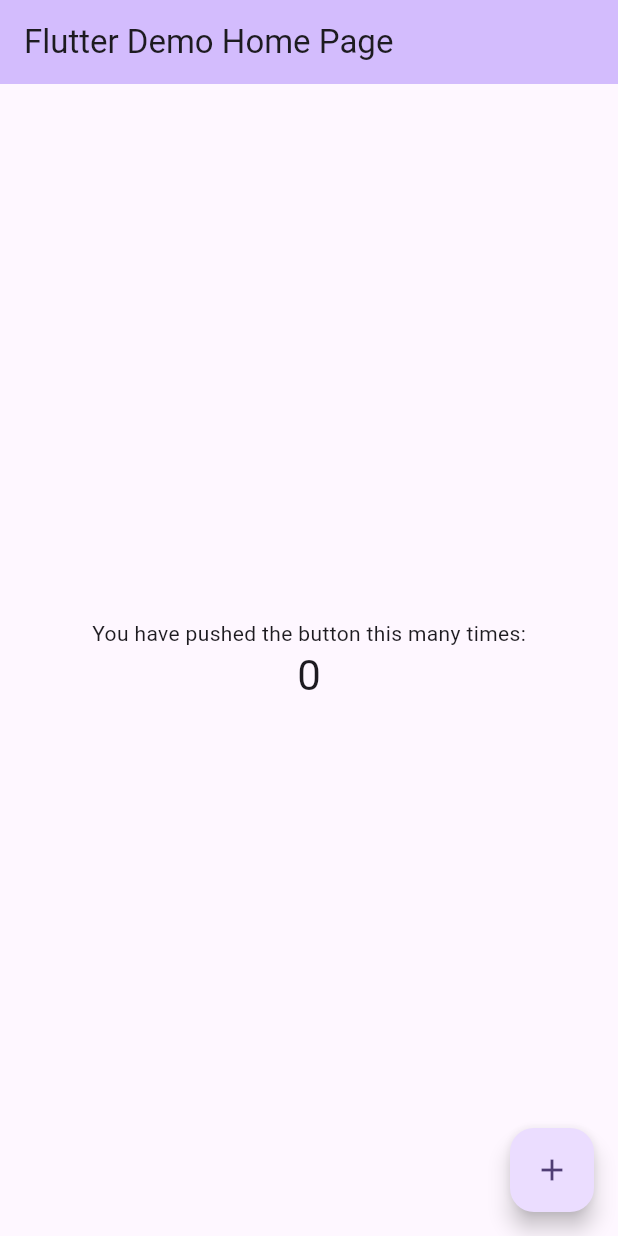
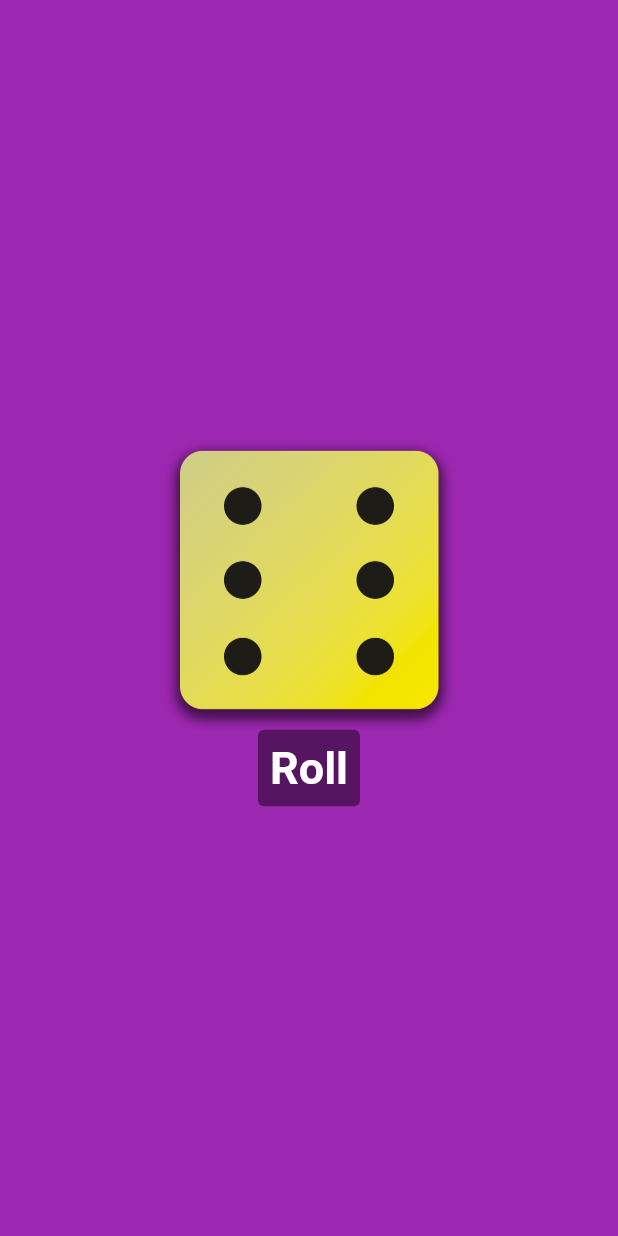
Before and after one commit to EY3D/FlutterDiceApp, a Flutter app: the screen it shows after launch, on a phone screen of 412 x 824 dp. Run offline on Flutter 3.47's test engine with Material 2 defaults, Android fonts, the phone set to English and light mode, and no system bars.

Commit message:
completed dice roll app
- learnt about stateful widgets

```diff
--- /dev/null
+++ b/lib/dice_container.dart
@@ -0,0 +1,16 @@
+import 'package:flutter/material.dart';
+import 'package:flutter_dice_app/dice_roller.dart';
+
+class DiceContainer extends StatelessWidget {
+  const DiceContainer({super.key});
+
+  @override
+  Widget build(context) {
+    return Container(
+      color: Colors.purple,
+      child: const Center(
+        child: DiceRoller(),
+      ),
+    );
+  }
+}
--- /dev/null
+++ b/lib/dice_roller.dart
@@ -0,0 +1,47 @@
+import 'package:flutter/material.dart';
+import 'dart:math';
+
+class DiceRoller extends StatefulWidget {
+  const DiceRoller({super.key});
+
+  @override
+  State<DiceRoller> createState() {
+    return _DiceRollerState();
+  }
+}
+
+class _DiceRollerState extends State<DiceRoller> {
+  var randomizer = Random();
+
+  var randomInt = 6;
+
+  void rollDice() {
+    //print('rollDice called');
+    setState(() {
+      randomInt = randomizer.nextInt(6) + 1;
+    });
+  }
+
+  @override
+  Widget build(context) {
+    return Column(
+      mainAxisSize: MainAxisSize.min,
+      children: [
+        Image.asset(
+          'assets/images/dice-$randomInt.png',
+          width: 200,
+        ),
+        TextButton(
+            onPressed: rollDice,
+            style: TextButton.styleFrom(
+              //padding: const EdgeInsets.only(top: 20),
+              foregroundColor: Colors.white,
+              backgroundColor: Colors.black45,
+              textStyle:
+                  const TextStyle(fontWeight: FontWeight.bold, fontSize: 30),
+            ),
+            child: const Text('Roll'))
+      ],
+    );
+  }
+}
--- a/lib/main.dart
+++ b/lib/main.dart
@@ -1,125 +1,10 @@
 import 'package:flutter/material.dart';
+import 'package:flutter_dice_app/dice_container.dart';
 
 void main() {
-  runApp(const MyApp());
+  runApp(
+    MaterialApp(
+      home: Scaffold(body: DiceContainer()),
+    ),
+  );
 }
-
-class MyApp extends StatelessWidget {
-  const MyApp({super.key});
-
-  // This widget is the root of your application.
-  @override
-  Widget build(BuildContext context) {
-    return MaterialApp(
-      title: 'Flutter Demo',
-      theme: ThemeData(
-        // This is the theme of your application.
-        //
-        // TRY THIS: Try running your application with "flutter run". You'll see
-        // the application has a blue toolbar. Then, without quitting the app,
-        // try changing the seedColor in the colorScheme below to Colors.green
-        // and then invoke "hot reload" (save your changes or press the "hot
-        // reload" button in a Flutter-supported IDE, or press "r" if you used
-        // the command line to start the app).
-        //
-        // Notice that the counter didn't reset back to zero; the application
-        // state is not lost during the reload. To reset the state, use hot
-        // restart instead.
-        //
-        // This works for code too, not just values: Most code changes can be
-        // tested with just a hot reload.
-        colorScheme: ColorScheme.fromSeed(seedColor: Colors.deepPurple),
-        useMaterial3: true,
-      ),
-      home: const MyHomePage(title: 'Flutter Demo Home Page'),
-    );
-  }
-}
-
-class MyHomePage extends StatefulWidget {
-  const MyHomePage({super.key, required this.title});
-
-  // This widget is the home page of your application. It is stateful, meaning
-  // that it has a State object (defined below) that contains fields that affect
-  // how it looks.
-
-  // This class is the configuration for the state. It holds the values (in this
-  // case the title) provided by the parent (in this case the App widget) and
-  // used by the build method of the State. Fields in a Widget subclass are
-  // always marked "final".
-
-  final String title;
-
-  @override
-  State<MyHomePage> createState() => _MyHomePageState();
-}
-
-class _MyHomePageState extends State<MyHomePage> {
-  int _counter = 0;
-
-  void _incrementCounter() {
-    setState(() {
-      // This call to setState tells the Flutter framework that something has
-      // changed in this State, which causes it to rerun the build method below
-      // so that the display can reflect the updated values. If we changed
-      // _counter without calling setState(), then the build method would not be
-      // called again, and so nothing would appear to happen.
-      _counter++;
-    });
-  }
-
-  @override
-  Widget build(BuildContext context) {
-    // This method is rerun every time setState is called, for instance as done
-    // by the _incrementCounter method above.
-    //
-    // The Flutter framework has been optimized to make rerunning build methods
-    // fast, so that you can just rebuild anything that needs updating rather
-    // than having to individually change instances of widgets.
-    return Scaffold(
-      appBar: AppBar(
-        // TRY THIS: Try changing the color here to a specific color (to
-        // Colors.amber, perhaps?) and trigger a hot reload to see the AppBar
-        // change color while the other colors stay the same.
-        backgroundColor: Theme.of(context).colorScheme.inversePrimary,
-        // Here we take the value from the MyHomePage object that was created by
-        // the App.build method, and use it to set our appbar title.
-        title: Text(widget.title),
-      ),
-      body: Center(
-        // Center is a layout widget. It takes a single child and positions it
-        // in the middle of the parent.
-        child: Column(
-          // Column is also a layout widget. It takes a list of children and
-          // arranges them vertically. By default, it sizes itself to fit its
-          // children horizontally, and tries to be as tall as its parent.
-          //
-          // Column has various properties to control how it sizes itself and
-          // how it positions its children. Here we use mainAxisAlignment to
-          // center the children vertically; the main axis here is the vertical
-          // axis because Columns are vertical (the cross axis would be
-          // horizontal).
-          //
-          // TRY THIS: Invoke "debug painting" (choose the "Toggle Debug Paint"
-          // action in the IDE, or press "p" in the console), to see the
-          // wireframe for each widget.
-          mainAxisAlignment: MainAxisAlignment.center,
-          children: <Widget>[
-            const Text(
-              'You have pushed the button this many times:',
-            ),
-            Text(
-              '$_counter',
-              style: Theme.of(context).textTheme.headlineMedium,
-            ),
-          ],
-        ),
-      ),
-      floatingActionButton: FloatingActionButton(
-        onPressed: _incrementCounter,
-        tooltip: 'Increment',
-        child: const Icon(Icons.add),
-      ), // This trailing comma makes auto-formatting nicer for build methods.
-    );
-  }
-}
--- a/pubspec.yaml
+++ b/pubspec.yaml
@@ -59,9 +59,8 @@ flutter:
   uses-material-design: true
 
   # To add assets to your application, add an assets section, like this:
-  # assets:
-  #   - images/a_dot_burr.jpeg
-  #   - images/a_dot_ham.jpeg
+  assets:
+     - assets/images/
 
   # An image asset can refer to one or more resolution-specific "variants", see
   # https://flutter.dev/assets-and-images/#resolution-aware
```
Also changed, not shown: assets/images/dice-1.png (added), assets/images/dice-2.png (added), assets/images/dice-3.png (added), assets/images/dice-4.png (added), assets/images/dice-5.png (added), assets/images/dice-6.png (added).
